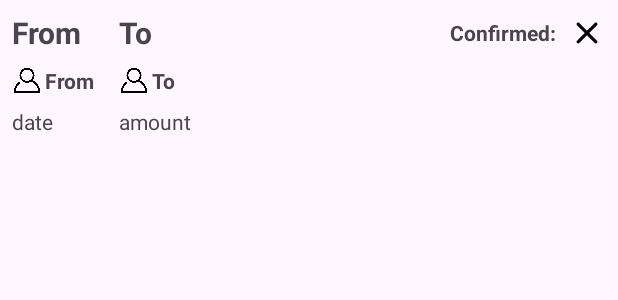
After one commit to BigSmiley2/DrivingLessons, an Android app: the layout adapter_transaction.xml on its own in the app's theme, with its tools: preview values and no code run, on a phone screen of 412 x 824 dp. The commit adds this screen. Shown: the top 300 px of the screen. Run offline under Robolectric (Android 15) with nearby library versions, the phone set to English and light mode, and no system bars.

Commit message:
changed main options menu to be better and started working on the balance page

```diff
--- a/app/src/main/java/com/example/drivinglessons/adapters/UserAdapter.java
+++ b/app/src/main/java/com/example/drivinglessons/adapters/UserAdapter.java
@@ -29,7 +29,7 @@ public class UserAdapter extends FirebaseRecyclerAdapter<User, UserAdapter.ViewH
     }
     public static class ViewHolder extends RecyclerView.ViewHolder
     {
-        public TextView name, email, date, info, options;
+        public TextView name, email, date, options;
         public ImageView imageView;
 
         public ViewHolder(@NonNull View itemview)
@@ -42,7 +42,6 @@ public class UserAdapter extends FirebaseRecyclerAdapter<User, UserAdapter.ViewH
             email = itemview.findViewById(R.id.textViewAdapterUserEmail);
             date = itemview.findViewById(R.id.textViewAdapterUserDate);
             options = itemview.findViewById(R.id.textViewAdapterUserOptions);
-            info = itemview.findViewById(R.id.textViewAdapterUserInfo);
          }
     }
 
--- a/app/src/main/java/com/example/drivinglessons/fragments/LoginFragment.java
+++ b/app/src/main/java/com/example/drivinglessons/fragments/LoginFragment.java
@@ -39,11 +39,13 @@ public class LoginFragment extends Fragment implements Parcelable
     private ActivityResultLauncher<Intent> startActivity;
 
     public LoginFragment() {}
+
     @NonNull
     public static LoginFragment newInstance()
     {
         return newInstance("", "");
     }
+
     @NonNull
     public static LoginFragment newInstance(String email, String password)
     {
--- /dev/null
+++ b/app/src/main/res/layout/adapter_transaction.xml
@@ -0,0 +1,117 @@
+<?xml version="1.0" encoding="utf-8"?>
+<androidx.constraintlayout.widget.ConstraintLayout xmlns:android="http://schemas.android.com/apk/res/android"
+    xmlns:app="http://schemas.android.com/apk/res-auto"
+    xmlns:tools="http://schemas.android.com/tools"
+    android:layout_width="match_parent"
+    android:layout_height="wrap_content">
+
+    <TextView
+        android:id="@+id/textViewAdapterTransactionToTitle"
+        android:layout_width="wrap_content"
+        android:layout_height="wrap_content"
+        android:text="@string/to"
+        android:textSize="20sp"
+        app:layout_constraintBottom_toBottomOf="@+id/textViewAdapterTransactionFromTitle"
+        app:layout_constraintStart_toStartOf="@+id/linearLayoutAdapterTransactionTo"
+        app:layout_constraintTop_toTopOf="@+id/textViewAdapterTransactionFromTitle" />
+
+    <TextView
+        android:id="@+id/textViewAdapterTransactionFromTitle"
+        android:layout_width="wrap_content"
+        android:layout_height="wrap_content"
+        android:layout_marginStart="8dp"
+        android:layout_marginTop="8dp"
+        android:text="@string/from"
+        android:textSize="20sp"
+        app:layout_constraintStart_toStartOf="parent"
+        app:layout_constraintTop_toTopOf="parent" />
+
+    <LinearLayout
+        android:id="@+id/linearLayoutAdapterTransactionFrom"
+        android:layout_width="wrap_content"
+        android:layout_height="wrap_content"
+        android:layout_marginTop="8dp"
+        android:orientation="horizontal"
+        app:layout_constraintStart_toStartOf="@+id/textViewAdapterTransactionFromTitle"
+        app:layout_constraintTop_toBottomOf="@+id/textViewAdapterTransactionToTitle">
+
+        <ImageView
+            android:id="@+id/imageViewAdapterTransactionFrom"
+            android:layout_width="20dp"
+            android:layout_height="20dp"
+            android:src="@drawable/user_icon" />
+
+        <TextView
+            android:id="@+id/textViewAdapterTransactionFrom"
+            android:layout_width="wrap_content"
+            android:layout_height="wrap_content"
+            android:layout_gravity="bottom"
+            android:layout_marginStart="2dp"
+            android:text="@string/from" />
+    </LinearLayout>
+
+    <LinearLayout
+        android:id="@+id/linearLayoutAdapterTransactionTo"
+        android:layout_width="wrap_content"
+        android:layout_height="wrap_content"
+        android:layout_marginStart="16dp"
+        android:orientation="horizontal"
+        app:layout_constraintBottom_toBottomOf="@+id/linearLayoutAdapterTransactionFrom"
+        app:layout_constraintStart_toEndOf="@+id/linearLayoutAdapterTransactionFrom"
+        app:layout_constraintTop_toTopOf="@+id/linearLayoutAdapterTransactionFrom">
+
+        <ImageView
+            android:id="@+id/imageViewAdapterTransactionTo"
+            android:layout_width="20dp"
+            android:layout_height="20dp"
+            android:src="@drawable/user_icon" />
+
+        <TextView
+            android:id="@+id/textViewAdapterTransactionTo"
+            android:layout_width="wrap_content"
+            android:layout_height="wrap_content"
+            android:layout_gravity="bottom"
+            android:layout_marginStart="2dp"
+            android:text="@string/to" />
+    </LinearLayout>
+
+    <TextView
+        android:id="@+id/textViewAdapterTransactionConfirmed"
+        android:layout_width="wrap_content"
+        android:layout_height="wrap_content"
+        android:layout_marginEnd="8dp"
+        android:text="@string/confirmed"
+        app:layout_constraintBottom_toBottomOf="@+id/textViewAdapterTransactionToTitle"
+        app:layout_constraintEnd_toStartOf="@+id/imageViewAdapterLessonConfirmed2"
+        app:layout_constraintTop_toTopOf="@+id/textViewAdapterTransactionToTitle" />
+
+    <ImageView
+        android:id="@+id/imageViewAdapterLessonConfirmed2"
+        android:layout_width="25dp"
+        android:layout_height="25dp"
+        android:layout_marginEnd="8dp"
+        android:src="@drawable/uncheck_colored"
+        app:layout_constraintBottom_toBottomOf="@+id/textViewAdapterTransactionConfirmed"
+        app:layout_constraintEnd_toEndOf="parent"
+        app:layout_constraintTop_toTopOf="@+id/textViewAdapterTransactionConfirmed" />
+
+    <TextView
+        android:id="@+id/textViewAdapterTransactionDate"
+        android:layout_width="wrap_content"
+        android:layout_height="wrap_content"
+        android:layout_marginTop="8dp"
+        android:layout_marginBottom="8dp"
+        android:text="date"
+        app:layout_constraintBottom_toBottomOf="parent"
+        app:layout_constraintStart_toStartOf="@+id/linearLayoutAdapterTransactionFrom"
+        app:layout_constraintTop_toBottomOf="@+id/linearLayoutAdapterTransactionFrom" />
+
+    <TextView
+        android:id="@+id/textViewAdapterTransactionAmount"
+        android:layout_width="wrap_content"
+        android:layout_height="wrap_content"
+        android:layout_marginTop="8dp"
+        android:text="amount"
+        app:layout_constraintStart_toStartOf="@+id/linearLayoutAdapterTransactionTo"
+        app:layout_constraintTop_toBottomOf="@+id/linearLayoutAdapterTransactionTo" />
+</androidx.constraintlayout.widget.ConstraintLayout>
--- a/app/src/main/res/layout/fragment_user_view.xml
+++ b/app/src/main/res/layout/fragment_user_view.xml
@@ -44,11 +44,10 @@
             android:id="@+id/textViewFragmentUserViewTitle"
             android:layout_width="wrap_content"
             android:layout_height="wrap_content"
-            android:layout_marginStart="-16dp"
             android:layout_marginTop="8dp"
             android:text="@string/users"
             android:textSize="24sp"
-            app:layout_constraintStart_toStartOf="@+id/textInputLayoutFragmentUserViewSearch"
+            app:layout_constraintStart_toStartOf="@+id/viewFragmentUserView"
             app:layout_constraintTop_toTopOf="parent" />
 
         <ImageView
--- a/app/src/main/res/values/strings.xml
+++ b/app/src/main/res/values/strings.xml
@@ -53,6 +53,9 @@
     <string name="logout"><b>Logout</b></string>
     <string name="balance"><b>Balance</b></string>
     <string name="about"><b>About</b></string>
-    <string name="not_owner">Not owner</string>
-    <string name="owner">Owner</string>
+    <string name="not_owner"><b>Owner mode disabled</b></string>
+    <string name="owner"><b>Owner mode active</b></string>
+    <string name="transactions"><b>Transactions</b></string>
+    <string name="from"><b>From</b></string>
+    <string name="to"><b>To</b></string>
 </resources>
```
Also changed, not shown: app/src/main/java/com/example/drivinglessons/MainActivity.java (+9 -5 lines), app/src/main/java/com/example/drivinglessons/adapters/TransactionAdapter.java (added, +28 -0 lines), app/src/main/java/com/example/drivinglessons/fragments/TransactionViewFragment.java (added, +57 -0 lines), app/src/main/res/layout/adapter_user.xml (+1 -13 lines), app/src/main/res/layout/fragment_transaction_view.xml (added, +40 -0 lines), app/src/main/res/menu/menu_main_options.xml (+20 -17 lines).
